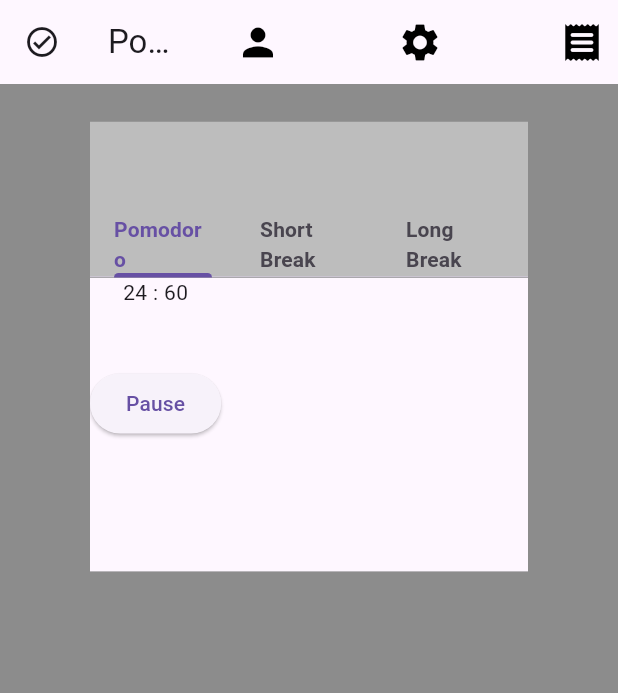
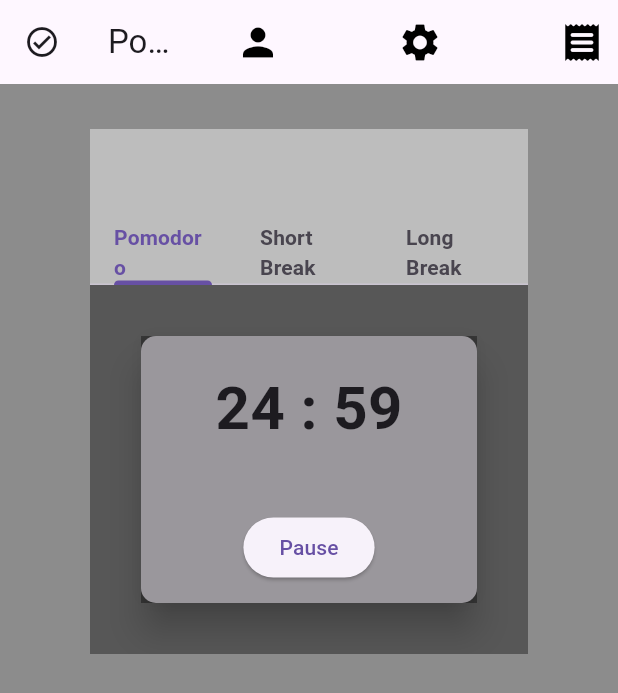
Before and after one commit to OikawaToru1/PomoBoost, a Flutter app: the screen it shows after launch, after a tap on "Start", on a phone screen of 412 x 824 dp. Shown: the top 693 px of the screen. Run offline on Flutter 3.47's test engine with Material 3 defaults, Android fonts, the phone set to English and light mode, and no system bars; missing offline and left inert: dart:html, flutter_popup_card.

Commit message:
Added timer a bit ui

```diff
--- a/lib/pomodoro_homepage.dart
+++ b/lib/pomodoro_homepage.dart
@@ -46,7 +46,7 @@ class _PomoHomePageState extends State<PomoHomePage> {
                     );
                   },
                   alignment: Alignment.topRight,
-                  offset:  Offset(-159, y),
+                  offset: Offset(-159, y),
                 );
               },
               icon: const Icon(Icons.person),
@@ -77,7 +77,7 @@ class _PomoHomePageState extends State<PomoHomePage> {
                     );
                   },
                   alignment: Alignment.topRight,
-                    offset:  Offset(-70, y),
+                  offset: Offset(-70, y),
                 );
               },
               icon: const Icon(Icons.settings),
@@ -107,7 +107,8 @@ class _PomoHomePageState extends State<PomoHomePage> {
                     );
                   },
                   alignment: Alignment.topRight,
-                    offset:  Offset(-10, y),);
+                  offset: Offset(-10, y),
+                );
               },
               icon: const Icon(Icons.receipt_rounded),
             ),
@@ -134,12 +135,12 @@ class _TabState extends State<Tab> {
     return const Column(
       children: [
         SizedBox(
-          height: 25,
+          height: 30,
         ),
         Padding(
           padding: EdgeInsets.only(left: 60, right: 60),
           child: SizedBox(
-              height: 300, width: double.infinity, child: TabContent()),
+              height: 350, width: double.infinity, child: TabContent()),
         )
       ],
     );
@@ -169,15 +170,20 @@ class TabContent extends StatelessWidget {
             ]),
           ),
           body: TabBarView(children: [
-            Container(
-              alignment: Alignment.center,
-              child:const PomoTimer()
+            Padding(
+              padding: const EdgeInsets.all(30),
+              child: Card(
+                elevation: 10,
+                shape: RoundedRectangleBorder(
+                    borderRadius: BorderRadius.circular(10)),
+                child: const PomoTimer(),
               ),
-            const Icon(
+            ),
+            Icon(
               Icons.free_breakfast_rounded,
               size: 100,
             ),
-            const Icon(
+            Icon(
               Icons.food_bank,
               size: 100,
             ),
--- a/lib/timer.dart
+++ b/lib/timer.dart
@@ -33,7 +33,7 @@ class _PomoTimer extends State {
         if (sec == 0 && _remainingMinute! >= 0) {
           setState(() {
             _remainingMinute = _remainingMinute! - 1;
-            sec = 60;
+            sec = 59;
             btnStatus = "Pause";
           });
         } else {
@@ -62,15 +62,26 @@ class _PomoTimer extends State {
 
   @override
   Widget build(BuildContext) {
-    return Scaffold(
-        body: Column(
-      children: [
-        Text("$_remainingMinute : $sec"),
-        const SizedBox(
-          height: 40,
+    return Container(
+      color: const Color.fromARGB(96, 0, 0, 0),
+      child: Center(
+        child: Column(
+          children: [
+            const SizedBox(
+              height: 20,
+            ),
+            Text("$_remainingMinute : $sec",
+                style: const TextStyle(
+                  fontWeight: FontWeight.bold,
+                  fontSize: 40,
+                )),
+            const SizedBox(
+              height: 40,
+            ),
+            ElevatedButton(onPressed: _startTimer, child: Text(btnStatus)),
+          ],
         ),
-        ElevatedButton(onPressed: _startTimer, child: Text(btnStatus)),
-      ],
-    ));
+      ),
+    );
   }
 }
```
Lines whose indentation alone changed are shown as unchanged.
